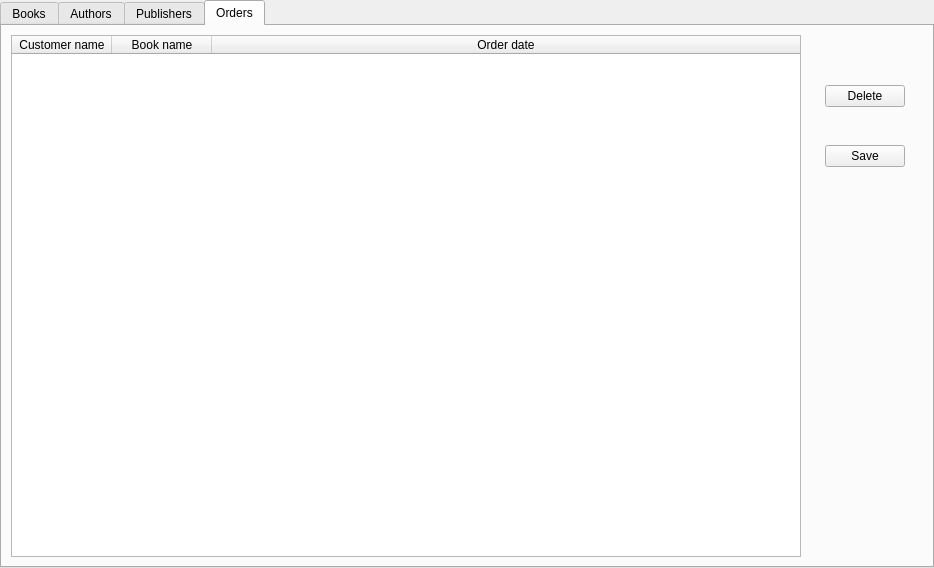
Qt form ui/librarianForm.ui (Kamikoto-sama/NetBookShop) before a commit.
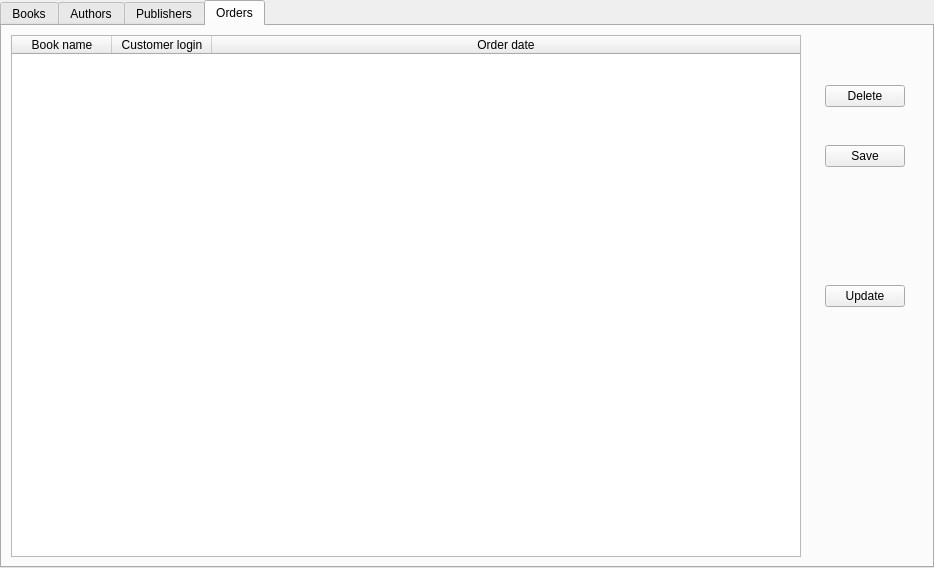
The same form after that commit. The open tabs and pages were chosen to show the change.

Diff of the .ui file:
```diff
--- a/ui/librarianForm.ui
+++ b/ui/librarianForm.ui
@@ -518,6 +518,21 @@
       <layout class="QHBoxLayout" name="horizontalLayout_5">
        <item>
         <widget class="QTableWidget" name="ordersTable">
+         <property name="editTriggers">
+          <set>QAbstractItemView::NoEditTriggers</set>
+         </property>
+         <property name="tabKeyNavigation">
+          <bool>false</bool>
+         </property>
+         <property name="selectionMode">
+          <enum>QAbstractItemView::SingleSelection</enum>
+         </property>
+         <property name="selectionBehavior">
+          <enum>QAbstractItemView::SelectRows</enum>
+         </property>
+         <property name="showGrid">
+          <bool>false</bool>
+         </property>
          <attribute name="horizontalHeaderStretchLastSection">
           <bool>true</bool>
          </attribute>
@@ -530,16 +545,16 @@
          <attribute name="verticalHeaderStretchLastSection">
           <bool>false</bool>
          </attribute>
-         <column>
-          <property name="text">
-           <string>Customer name</string>
-          </property>
-         </column>
          <column>
           <property name="text">
            <string>Book name</string>
           </property>
          </column>
+         <column>
+          <property name="text">
+           <string>Customer login</string>
+          </property>
+         </column>
          <column>
           <property name="text">
            <string>Order date</string>
@@ -577,7 +592,20 @@
            </widget>
           </item>
           <item>
-           <widget class="QWidget" name="widget_18" native="true"/>
+           <widget class="QWidget" name="widget_18" native="true">
+            <layout class="QVBoxLayout" name="verticalLayout_16">
+             <item>
+              <widget class="QPushButton" name="ordersUpdateBtn">
+               <property name="cursor">
+                <cursorShape>PointingHandCursor</cursorShape>
+               </property>
+               <property name="text">
+                <string>Update</string>
+               </property>
+              </widget>
+             </item>
+            </layout>
+           </widget>
           </item>
           <item>
            <widget class="QWidget" name="widget_19" native="true"/>
```
Left out of the diff: 27 changed lines with no effect on the pictures.
